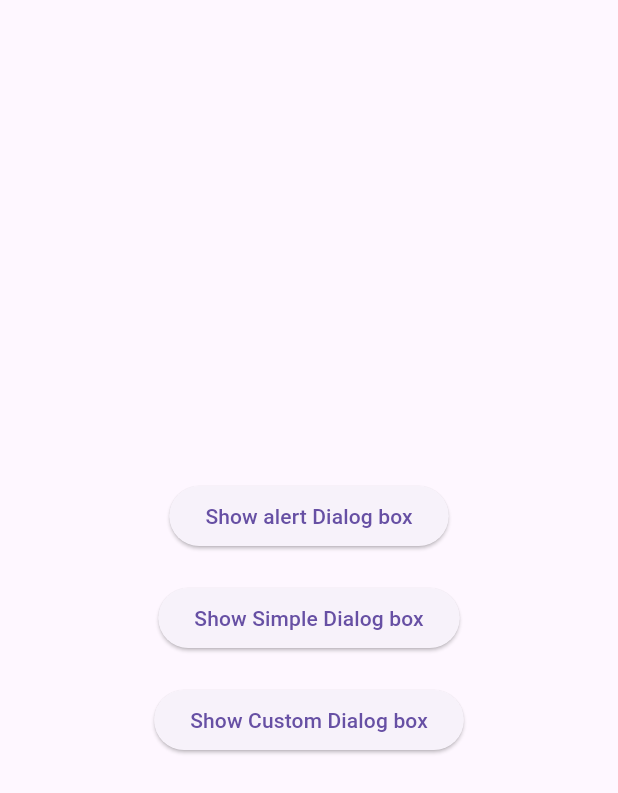
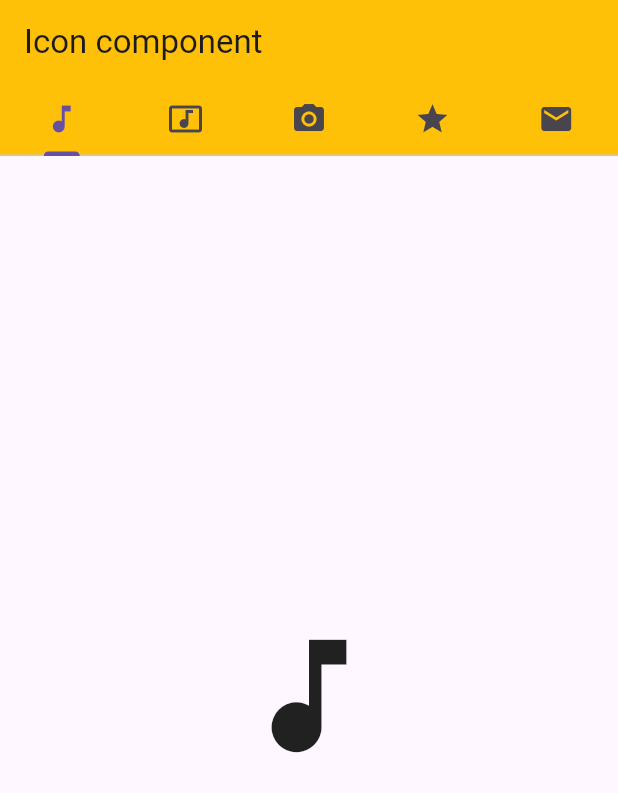
Before and after one commit to leminhduc1202/learning_flutter_vsc, a Flutter app: the screen it shows after launch, on a phone screen of 412 x 824 dp. Shown: the top 793 px of the screen. Run offline on Flutter 3.47's test engine with Material 3 defaults, Android fonts, the light colour scheme and no system bars; our stand-ins replace carousel_slider, octo_image.

Commit message:
Icon component Flutter

```diff
--- a/lib/main.dart
+++ b/lib/main.dart
@@ -1,5 +1,6 @@
 import 'package:flutter/material.dart';
 import 'package:learning_flutter_vsc/ui_components/alert_dialog_box_component.dart';
+import 'package:learning_flutter_vsc/ui_components/icon_component.dart';
 
 void main() {
   // runApp(const MyApp());
@@ -15,7 +16,8 @@ void main() {
   // runApp(const CarouselSliderView());
   // runApp(const StaggeredGridViewUI());
   // runApp(const ProgressIndicatorsComponent());
-  runApp(const AlertDialogBox());
+  // runApp(const AlertDialogBox());
+  runApp(const TabBarDemo());
 }
 
 class MyApp extends StatelessWidget {
--- /dev/null
+++ b/lib/ui_components/icon_component.dart
@@ -0,0 +1,44 @@
+import 'package:flutter/material.dart';
+
+class TabBarDemo extends StatelessWidget {
+  const TabBarDemo({super.key});
+
+  @override
+  Widget build(BuildContext context) {
+    return MaterialApp(
+      home: DefaultTabController(
+          length: 5,
+          child: Scaffold(
+            appBar: AppBar(
+              bottom: const TabBar(tabs: [
+                Tab(icon: Icon(Icons.music_note)),
+                Tab(icon: Icon(Icons.music_video)),
+                Tab(icon: Icon(Icons.camera_alt)),
+                Tab(icon: Icon(Icons.grade)),
+                Tab(icon: Icon(Icons.email)),
+              ]),
+              title: const Text("Icon component"),
+              backgroundColor: Colors.amber,
+            ),
+            body: const TabBarView(
+              children: [
+                Icon(Icons.music_note, size: 100),
+                Icon(Icons.music_video, color: Colors.blue, size: 100),
+                Icon(Icons.camera_alt, semanticLabel: 'Camera', size: 100),
+                Icon(
+                  Icons.grade,
+                  color: Colors.red,
+                  size: 300,
+                  semanticLabel: 'Star',
+                ),
+                Icon(
+                  Icons.email,
+                  size: 100,
+                ),
+              ],
+            ),
+          )),
+      debugShowCheckedModeBanner: false,
+    );
+  }
+}
```
